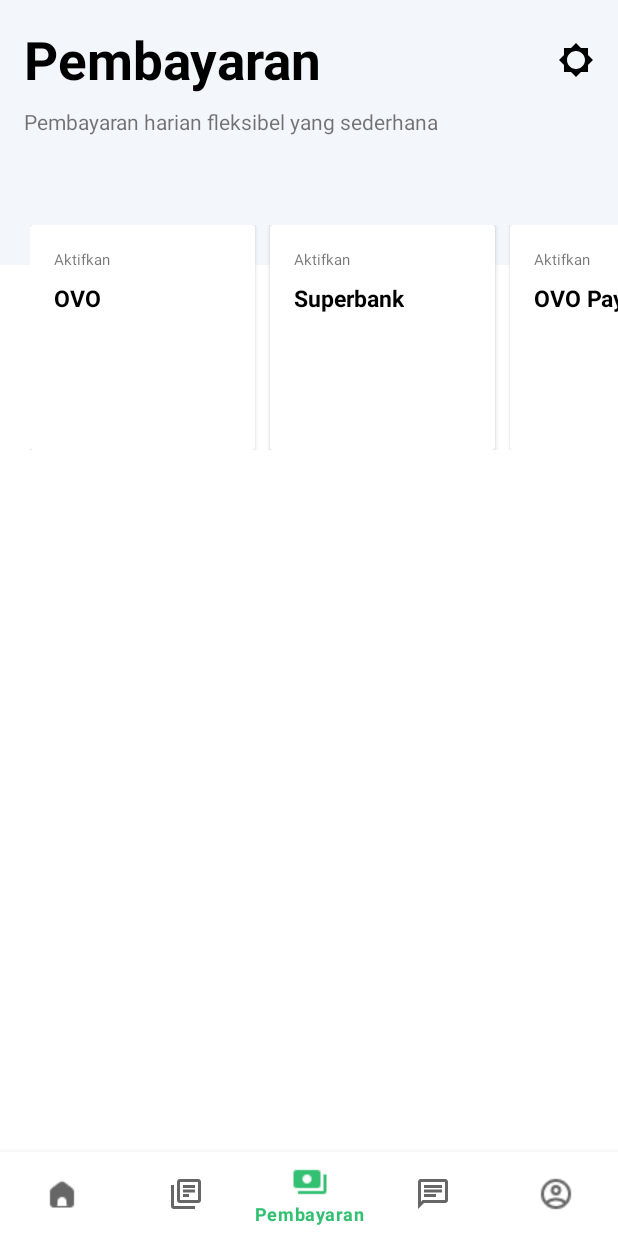
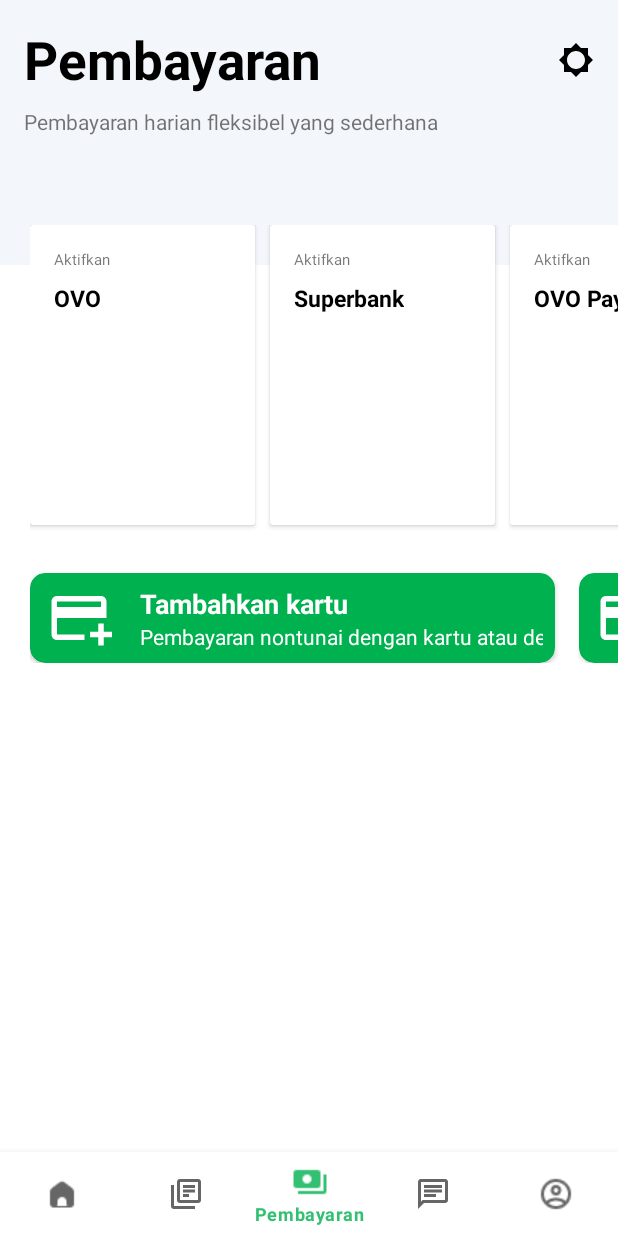
Before and after one commit to Yusuf-Sidik/Grab, an Android app: the PembayaranFragment screen opened through its navigation route, on a phone screen of 412 x 824 dp. Run offline under Robolectric (Android 15) with nearby library versions, the phone set to English and light mode, and no system bars; our stand-ins replace CircleImageView, navigation-ui.

Commit message:
Menambahkan recycle view ke 2 di PembayaranFragment

```diff
--- /dev/null
+++ b/app/src/main/java/com/example/grab4/ui/adapter/Pembayaran2Adapter.kt
@@ -0,0 +1,32 @@
+package com.example.grab4.ui.adapter
+
+import android.view.LayoutInflater
+import android.view.View
+import android.view.ViewGroup
+import android.widget.ImageView
+import android.widget.TextView
+import androidx.recyclerview.widget.RecyclerView
+import com.example.grab4.R
+import com.example.grab4.ui.dataclass.Pembayaran2
+
+class Pembayaran2Adapter(private val listpembayaran2: ArrayList<Pembayaran2>): RecyclerView.Adapter<Pembayaran2Adapter.ListViewHolder>() {
+    class ListViewHolder(itemView: View) : RecyclerView.ViewHolder(itemView) {
+        val imgPhoto: ImageView = itemView.findViewById(R.id.imgcard)
+        val tvName: TextView = itemView.findViewById(R.id.tv_add_card)
+        val tvDescription: TextView = itemView.findViewById(R.id.tv_add_card_desc)
+    }
+
+    override fun onCreateViewHolder(parent: ViewGroup, viewType: Int): ListViewHolder {
+        val view: View = LayoutInflater.from(parent.context).inflate(R.layout.item_rv2_pembayaran,parent,false)
+        return ListViewHolder(view)
+    }
+
+    override fun onBindViewHolder(holder: ListViewHolder, position: Int) {
+        val (photo, name, description) = listpembayaran2[position]
+        holder.imgPhoto.setImageResource(photo)
+        holder.tvName.text = name
+        holder.tvDescription.text = description
+    }
+
+    override fun getItemCount(): Int = listpembayaran2.size
+}
--- /dev/null
+++ b/app/src/main/java/com/example/grab4/ui/dataclass/Pembayaran2.kt
@@ -0,0 +1,11 @@
+package com.example.grab4.ui.dataclass
+
+import android.os.Parcelable
+import kotlinx.android.parcel.Parcelize
+
+@Parcelize
+data class Pembayaran2(
+    val photo: Int,
+    val name: String,
+    val description: String
+) : Parcelable
--- a/app/src/main/java/com/example/grab4/ui/home/HomeFragment.kt
+++ b/app/src/main/java/com/example/grab4/ui/home/HomeFragment.kt
@@ -139,6 +139,15 @@ class HomeFragment : Fragment() {
         val listMenu2Adapter = Menu2Adapter(listmenu2)
         rvmenu3.layoutManager = LinearLayoutManager(requireContext(), LinearLayoutManager.HORIZONTAL, false)
         val listMenu3Adapter = Menu3Adapter(listmenu3)
+
+        listMenu3Adapter.setOnItemClickCallback(object : Menu3Adapter.OnItemClickCallback{
+            override fun onItemClicked(data: Menu3) {
+                Toast.makeText(requireContext(), "Kamu memilih " + data.name, Toast.LENGTH_SHORT).show()
+                val intent = Intent(requireContext(), Detail1Activity::class.java)
+                startActivity(intent)
+            }
+
+        })
         rvmenu4.layoutManager = LinearLayoutManager(requireContext(), LinearLayoutManager.HORIZONTAL, false)
         val listMenu4Adapter = Menu3Adapter(listmenu4)
         rvmenu2.adapter = listMenu2Adapter
--- a/app/src/main/java/com/example/grab4/ui/pembayaran/PembayaranFragment.kt
+++ b/app/src/main/java/com/example/grab4/ui/pembayaran/PembayaranFragment.kt
@@ -12,7 +12,9 @@ import androidx.recyclerview.widget.RecyclerView
 import com.example.grab4.R
 import com.example.grab4.databinding.FragmentPembayaranBinding
 import com.example.grab4.ui.adapter.Pembayaran1Adapter
+import com.example.grab4.ui.adapter.Pembayaran2Adapter
 import com.example.grab4.ui.dataclass.Pembayaran1
+import com.example.grab4.ui.dataclass.Pembayaran2
 
 class PembayaranFragment : Fragment() {
 
@@ -20,7 +22,10 @@ class PembayaranFragment : Fragment() {
     private val binding get() = _binding!!
 
     private val listpembayaran1 = ArrayList<Pembayaran1>()
+    private val listpembayaran2 = ArrayList<Pembayaran2>()
+
     private lateinit var rvpembayaran1: RecyclerView
+    private lateinit var rvpembayaran2: RecyclerView
 
     override fun onCreateView(
         inflater: LayoutInflater,
@@ -35,9 +40,26 @@ class PembayaranFragment : Fragment() {
         rvpembayaran1.setHasFixedSize(true)
         listpembayaran1.clear()
         listpembayaran1.addAll(getListPembayaran1())
+
+        rvpembayaran2 = binding.rv2Pembayaran
+        rvpembayaran2.setHasFixedSize(true)
+        listpembayaran2.clear()
+        listpembayaran2.addAll(getListPembayaran2())
         showRecyclerList()
 
         return view
+    }
+
+    private fun getListPembayaran2(): ArrayList<Pembayaran2> {
+        val dataTitle = resources.getStringArray(R.array.data_rv2_pembayaran2)
+        val dataDescription = resources.getStringArray(R.array.description_rv2_pembayaran2)
+        val dataPhoto = resources.obtainTypedArray(R.array.photo_rv2_pembayaran2)
+        val listPembayaran2 = ArrayList<Pembayaran2>()
+        for (i in dataTitle.indices) {
+            val pembayaran2 = Pembayaran2(dataPhoto.getResourceId(i, -1),dataTitle[i], dataDescription[i] )
+            listPembayaran2.add(pembayaran2)
+        }
+        return listPembayaran2
     }
 
     private fun getListPembayaran1():ArrayList<Pembayaran1> {
@@ -55,6 +77,9 @@ class PembayaranFragment : Fragment() {
         rvpembayaran1.layoutManager = LinearLayoutManager(requireContext(), LinearLayoutManager.HORIZONTAL, false)
         val listPembayaran1Adapter = Pembayaran1Adapter(listpembayaran1)
         rvpembayaran1.adapter = listPembayaran1Adapter
+        rvpembayaran2.layoutManager = LinearLayoutManager(requireContext(),LinearLayoutManager.HORIZONTAL, false)
+        val listPembayaran2Adapter = Pembayaran2Adapter(listpembayaran2)
+        rvpembayaran2.adapter = listPembayaran2Adapter
     }
 
     override fun onDestroyView() {
--- /dev/null
+++ b/app/src/main/res/drawable/baseline_add_card_24.xml
@@ -0,0 +1,5 @@
+<vector xmlns:android="http://schemas.android.com/apk/res/android" android:height="28dp" android:tint="#FFFFFF" android:viewportHeight="24" android:viewportWidth="24" android:width="28dp">
+
+    <path android:fillColor="@android:color/white" android:pathData="M20,4H4C2.89,4 2.01,4.89 2.01,6L2,18c0,1.11 0.89,2 2,2h10v-2H4v-6h18V6C22,4.89 21.11,4 20,4zM20,8H4V6h16V8zM24,17v2h-3v3h-2v-3h-3v-2h3v-3h2v3H24z"/>
+
+</vector>
--- /dev/null
+++ b/app/src/main/res/drawable/baseline_add_card_30.xml
@@ -0,0 +1,5 @@
+<vector xmlns:android="http://schemas.android.com/apk/res/android" android:height="30dp" android:tint="#FFFFFF" android:viewportHeight="24" android:viewportWidth="24" android:width="30dp">
+
+    <path android:fillColor="@android:color/white" android:pathData="M20,4H4C2.89,4 2.01,4.89 2.01,6L2,18c0,1.11 0.89,2 2,2h10v-2H4v-6h18V6C22,4.89 21.11,4 20,4zM20,8H4V6h16V8zM24,17v2h-3v3h-2v-3h-3v-2h3v-3h2v3H24z"/>
+
+</vector>
--- /dev/null
+++ b/app/src/main/res/drawable/baseline_credit_card_24.xml
@@ -0,0 +1,5 @@
+<vector xmlns:android="http://schemas.android.com/apk/res/android" android:height="28dp" android:tint="#FFFFFF" android:viewportHeight="24" android:viewportWidth="24" android:width="28dp">
+
+    <path android:fillColor="@android:color/white" android:pathData="M20,4L4,4c-1.11,0 -1.99,0.89 -1.99,2L2,18c0,1.11 0.89,2 2,2h16c1.11,0 2,-0.89 2,-2L22,6c0,-1.11 -0.89,-2 -2,-2zM20,18L4,18v-6h16v6zM20,8L4,8L4,6h16v2z"/>
+
+</vector>
--- /dev/null
+++ b/app/src/main/res/drawable/baseline_credit_card_30.xml
@@ -0,0 +1,5 @@
+<vector xmlns:android="http://schemas.android.com/apk/res/android" android:height="30dp" android:tint="#FFFFFF" android:viewportHeight="24" android:viewportWidth="24" android:width="30dp">
+
+    <path android:fillColor="@android:color/white" android:pathData="M20,4L4,4c-1.11,0 -1.99,0.89 -1.99,2L2,18c0,1.11 0.89,2 2,2h16c1.11,0 2,-0.89 2,-2L22,6c0,-1.11 -0.89,-2 -2,-2zM20,18L4,18v-6h16v6zM20,8L4,8L4,6h16v2z"/>
+
+</vector>
--- a/app/src/main/res/layout/fragment_pembayaran.xml
+++ b/app/src/main/res/layout/fragment_pembayaran.xml
@@ -1,11 +1,14 @@
 <?xml version="1.0" encoding="utf-8"?>
-<androidx.constraintlayout.widget.ConstraintLayout xmlns:android="http://schemas.android.com/apk/res/android"
+<ScrollView xmlns:android="http://schemas.android.com/apk/res/android"
     xmlns:app="http://schemas.android.com/apk/res-auto"
     xmlns:tools="http://schemas.android.com/tools"
     android:layout_width="match_parent"
     android:layout_height="match_parent"
     tools:context=".ui.pembayaran.PembayaranFragment">
 
+    <androidx.constraintlayout.widget.ConstraintLayout
+        android:layout_width="match_parent"
+        android:layout_height="match_parent">
         <androidx.constraintlayout.widget.ConstraintLayout
             android:id="@+id/constraintLayout"
             android:layout_width="match_parent"
@@ -54,9 +57,9 @@
         <androidx.recyclerview.widget.RecyclerView
             android:id="@+id/rv1_pembayaran"
             android:layout_width="match_parent"
-        android:layout_height="150dp"
+            android:layout_height="216dp"
             android:layout_marginTop="150dp"
-        android:layout_marginLeft="20dp"
+            android:layout_marginStart="20dp"
             app:layout_constraintEnd_toEndOf="parent"
             app:layout_constraintStart_toStartOf="parent"
             app:layout_constraintTop_toTopOf="parent" />
@@ -71,3 +74,4 @@
             app:layout_constraintStart_toStartOf="parent"
             app:layout_constraintTop_toBottomOf="@+id/rv1_pembayaran" />
     </androidx.constraintlayout.widget.ConstraintLayout>
+</ScrollView>
--- /dev/null
+++ b/app/src/main/res/layout/item_rv2_pembayaran.xml
@@ -0,0 +1,45 @@
+<?xml version="1.0" encoding="utf-8"?>
+<androidx.cardview.widget.CardView xmlns:android="http://schemas.android.com/apk/res/android"
+    xmlns:app="http://schemas.android.com/apk/res-auto"
+    android:layout_width="350dp"
+    app:cardCornerRadius="10dp"
+    android:layout_height="wrap_content"
+    android:backgroundTint="#00B14F"
+    android:layout_marginRight="16dp">
+
+    <androidx.constraintlayout.widget.ConstraintLayout
+        android:layout_width="match_parent"
+        android:layout_height="match_parent"
+        android:padding="8dp">
+
+        <ImageView
+            android:id="@+id/imgcard"
+            android:layout_width="49dp"
+            android:layout_height="44dp"
+            app:layout_constraintStart_toStartOf="parent"
+            app:layout_constraintTop_toTopOf="parent"
+            app:srcCompat="@drawable/baseline_add_card_30" />
+
+        <TextView
+            android:id="@+id/tv_add_card"
+            android:layout_width="wrap_content"
+            android:layout_height="wrap_content"
+            android:layout_marginStart="16dp"
+            android:text="TextView"
+            android:textColor="@color/white"
+            android:textSize="18sp"
+            android:textStyle="bold"
+            app:layout_constraintStart_toEndOf="@+id/imgcard"
+            app:layout_constraintTop_toTopOf="@+id/imgcard" />
+
+        <TextView
+            android:id="@+id/tv_add_card_desc"
+            android:layout_width="wrap_content"
+            android:layout_height="wrap_content"
+            android:layout_marginStart="16dp"
+            android:text="TextView"
+            android:textColor="@color/white"
+            app:layout_constraintBottom_toBottomOf="@+id/imgcard"
+            app:layout_constraintStart_toEndOf="@+id/imgcard" />
+    </androidx.constraintlayout.widget.ConstraintLayout>
+</androidx.cardview.widget.CardView>
--- a/app/src/main/res/values/strings.xml
+++ b/app/src/main/res/values/strings.xml
@@ -118,5 +118,18 @@
         <item>@drawable/baseline_add_24</item>
     </integer-array>
 
+    <string-array name="data_rv2_pembayaran2">
+        <item>Tambahkan kartu</item>
+        <item>Top up GrabPay balance</item>
+    </string-array>
+    <string-array name="description_rv2_pembayaran2">
+        <item>Pembayaran nontunai dengan kartu atau debit</item>
+        <item>Use your balance online and in-store</item>
+    </string-array>
+    <string-array name="photo_rv2_pembayaran2">
+        <item>@drawable/baseline_add_card_30</item>
+        <item>@drawable/baseline_credit_card_30</item>
+    </string-array>
+
 
 </resources>
```
Also changed, not shown: app/src/main/res/layout/activity_detail1.xml (+61 -10 lines). Lines whose indentation alone changed are shown as unchanged.
